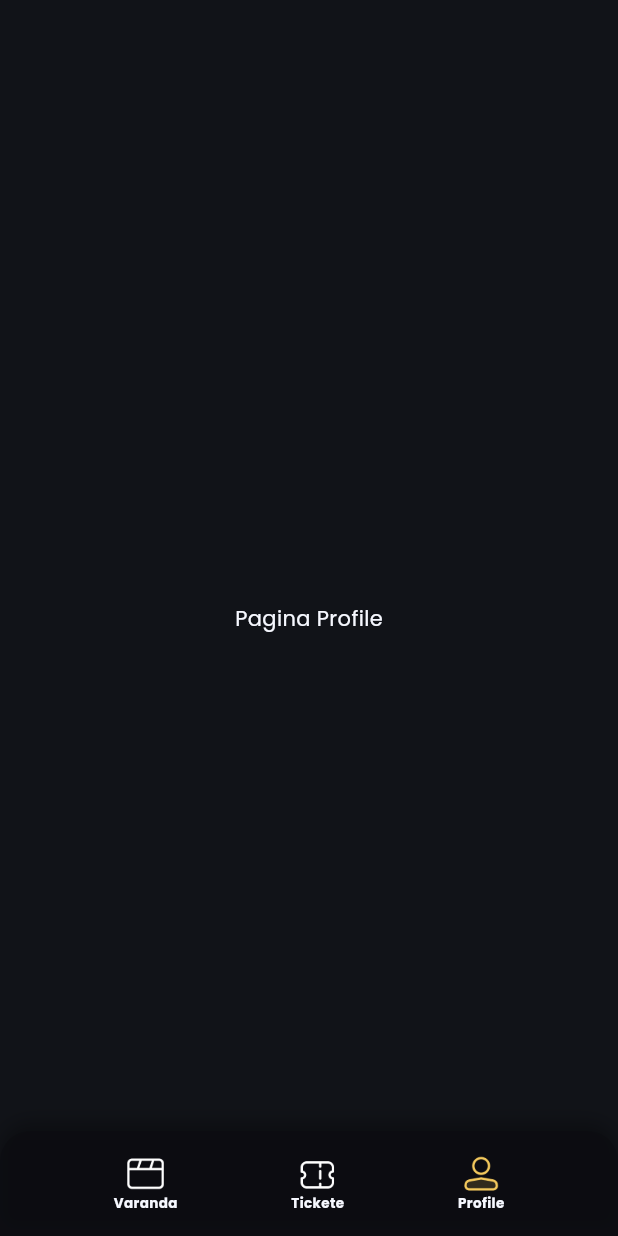
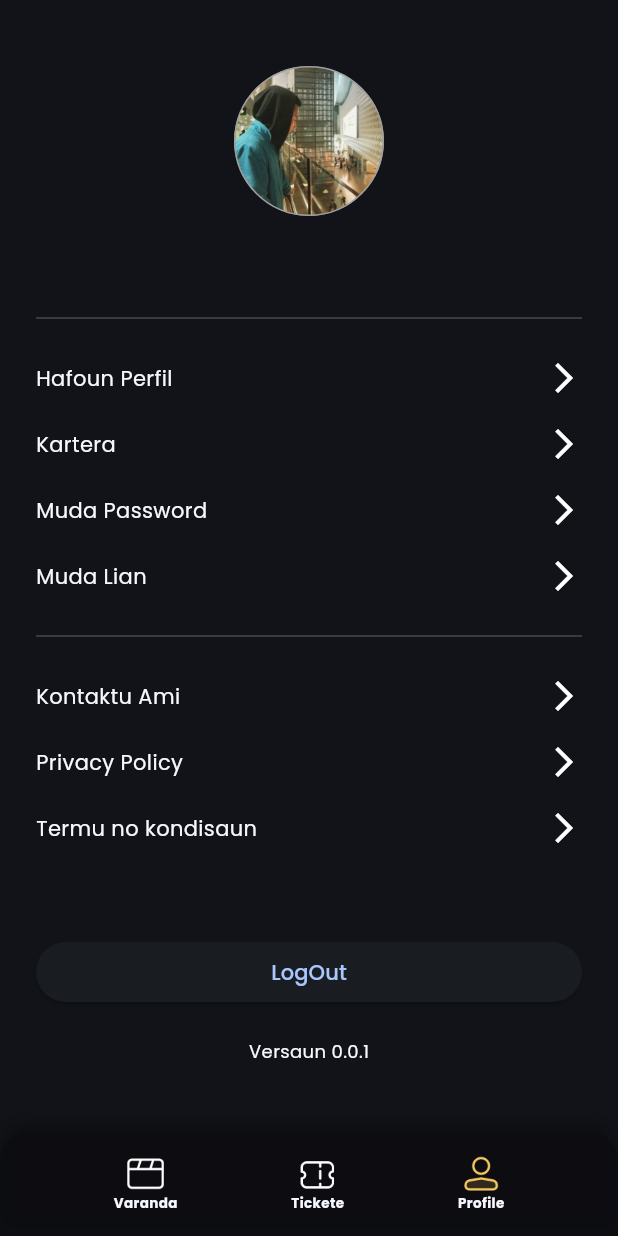
Before and after one commit to Mr-Roma/CinemaTimorApp, a Flutter app: the MainPage screen opened by its route, swiped to page 3, on a phone screen of 412 x 824 dp. Run offline on Flutter 3.47's test engine with Material 3 defaults, Android fonts, the phone set to English and light mode, and no system bars; our stand-ins replace cloud_firestore, dio, firebase_auth, firebase_core, firebase_storage, flutter_riverpod and 4 more; accounts and stored records are empty; generated files the repository leaves out were written again; network calls fail.

Commit message:
add profile page and its feature as well as the splash page added

```diff
--- a/lib/presentation/pages/main_page/main_page.dart
+++ b/lib/presentation/pages/main_page/main_page.dart
@@ -1,6 +1,7 @@
 // ignore_for_file: public_member_api_docs, sort_constructors_first
 import 'package:flix_id/presentation/extensions/build_context_extension.dart';
 import 'package:flix_id/presentation/misc/methods.dart';
+import 'package:flix_id/presentation/pages/profile_page/profile_page.dart';
 import 'package:flix_id/presentation/providers/router/router_provider.dart';
 import 'package:flix_id/presentation/providers/user_data/user_data_provider.dart';
 import 'package:flix_id/presentation/widgets/bottom_navbar.dart';
@@ -37,7 +38,7 @@ class _MainPageState extends ConsumerState<MainPage> {
             children: [
               Center(child: Text('Pagina Filme')),
               Center(child: Text('Pagina Tickete')),
-              Center(child: Text('Pagina Profile')),
+              Center(child: ProfilePage()),
             ],
           ),
           BottomNavbar(
--- a/lib/presentation/pages/profile_page/methods_profile/profile_item_method.dart
+++ b/lib/presentation/pages/profile_page/methods_profile/profile_item_method.dart
@@ -1,3 +1,9 @@
 import 'package:flutter/cupertino.dart';
+import 'package:flutter/material.dart';
 
-Widget profileItem(String title, {void Function()? onTap}) => GestureDetector();
+Widget profileItem(String title, {void Function()? onTap}) => GestureDetector(
+      child: Row(
+        mainAxisAlignment: MainAxisAlignment.spaceBetween,
+        children: [Text(title), Icon(Icons.arrow_forward_ios)],
+      ),
+    );
--- a/lib/presentation/pages/profile_page/methods_profile/user_info_method.dart
+++ b/lib/presentation/pages/profile_page/methods_profile/user_info_method.dart
@@ -1,4 +1,32 @@
+import 'package:flix_id/presentation/misc/methods.dart';
+import 'package:flix_id/presentation/providers/user_data/user_data_provider.dart';
 import 'package:flutter/material.dart';
 import 'package:flutter_riverpod/flutter_riverpod.dart';
 
-List<Widget> userInfo(WidgetRef ref) => [];
+List<Widget> userInfo(WidgetRef ref) => [
+      Container(
+        width: 100,
+        height: 100,
+        decoration: BoxDecoration(
+            shape: BoxShape.circle,
+            border: Border.all(color: Colors.grey, width: 1),
+            image: DecorationImage(
+                image: ref.watch(userDataProvider).valueOrNull?.photoUrl != null
+                    ? NetworkImage(
+                            ref.watch(userDataProvider).valueOrNull!.photoUrl!)
+                        as ImageProvider
+                    : const AssetImage('assets/profile_image.png'),
+                fit: BoxFit.cover)),
+      ),
+      verticalSpace(20),
+      Text(
+        ref.watch(userDataProvider).valueOrNull?.name ?? '',
+        textAlign: TextAlign.center,
+        style: TextStyle(fontSize: 16, fontWeight: FontWeight.bold),
+      ),
+      Text(
+        ref.watch(userDataProvider).valueOrNull?.email ?? '',
+        textAlign: TextAlign.center,
+        style: TextStyle(fontSize: 12),
+      )
+    ];
--- a/lib/presentation/pages/profile_page/profile_page.dart
+++ b/lib/presentation/pages/profile_page/profile_page.dart
@@ -1,5 +1,7 @@
+import 'package:flix_id/presentation/misc/methods.dart';
 import 'package:flix_id/presentation/pages/profile_page/methods_profile/profile_item_method.dart';
 import 'package:flix_id/presentation/pages/profile_page/methods_profile/user_info_method.dart';
+import 'package:flix_id/presentation/providers/user_data/user_data_provider.dart';
 import 'package:flutter/cupertino.dart';
 import 'package:flutter/foundation.dart';
 import 'package:flutter/material.dart';
@@ -16,9 +18,40 @@ class ProfilePage extends ConsumerWidget {
           padding: EdgeInsets.all(24),
           child: Column(
             children: [
+              verticalSpace(20),
               ...userInfo(ref),
               const Divider(),
-              profileItem('Update Profile'),
+              verticalSpace(20),
+              profileItem('Hafoun Perfil'),
+              verticalSpace(20),
+              profileItem('Kartera'),
+              verticalSpace(20),
+              profileItem('Muda Password'),
+              verticalSpace(20),
+              profileItem('Muda Lian'),
+              verticalSpace(20),
+              Divider(),
+              verticalSpace(20),
+              profileItem('Kontaktu Ami'),
+              verticalSpace(20),
+              profileItem('Privacy Policy'),
+              verticalSpace(20),
+              profileItem('Termu no kondisaun'),
+              verticalSpace(60),
+              SizedBox(
+                width: double.infinity,
+                child: ElevatedButton(
+                  onPressed: () {
+                    ref.read(userDataProvider.notifier).logout();
+                  },
+                  child: Text('LogOut'),
+                ),
+              ),
+              verticalSpace(20),
+              Text(
+                'Versaun 0.0.1',
+                style: TextStyle(fontSize: 12),
+              )
             ],
           ),
         ),
```
Also changed, not shown: lib/presentation/pages/splash_page/splash_page.dart (added, +31 -0 lines), lib/presentation/providers/router/router_provider.dart (+14 -3 lines), assets/pp-placeholder.png (added), assets/profile_image.png (added).
